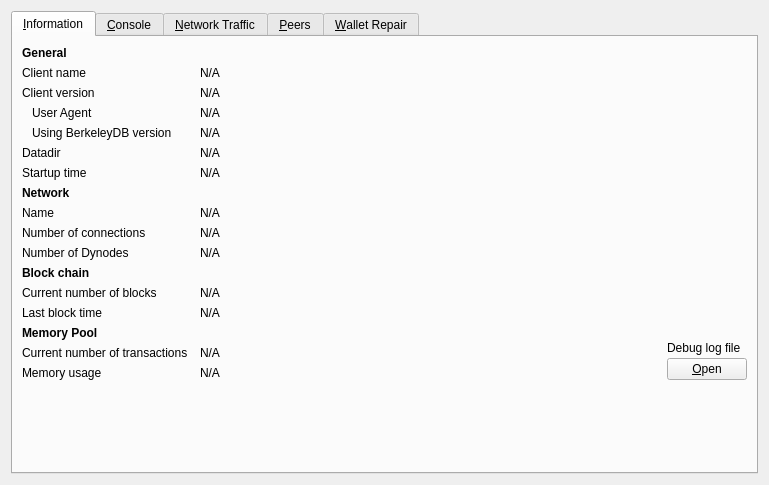
The window that src/qt/forms/rpcconsole.ui (duality-solutions/Dynamic) describes before a commit, drawn with Qt 5.
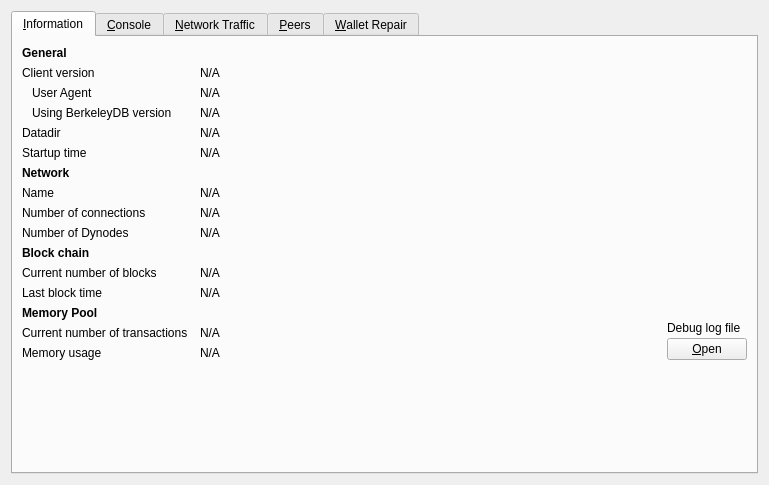
The same window after the commit. Icons and pictures are not drawn. Custom widgets are drawn as their Qt base class.

What changed in the file:
```diff
--- a/src/qt/forms/rpcconsole.ui
+++ b/src/qt/forms/rpcconsole.ui
@@ -45,36 +45,13 @@
         </widget>
        </item>
        <item row="1" column="0">
-        <widget class="QLabel" name="label_5">
-         <property name="text">
-          <string>Client name</string>
-         </property>
-        </widget>
-       </item>
-       <item row="1" column="1" colspan="2">
-        <widget class="QLabel" name="clientName">
-         <property name="cursor">
-          <cursorShape>IBeamCursor</cursorShape>
-         </property>
-         <property name="text">
-          <string>N/A</string>
-         </property>
-         <property name="textFormat">
-          <enum>Qt::PlainText</enum>
-         </property>
-         <property name="textInteractionFlags">
-          <set>Qt::LinksAccessibleByMouse|Qt::TextSelectableByKeyboard|Qt::TextSelectableByMouse</set>
-         </property>
-        </widget>
-       </item>
-       <item row="2" column="0">
         <widget class="QLabel" name="label_6">
          <property name="text">
           <string>Client version</string>
          </property>
         </widget>
        </item>
-       <item row="2" column="1" colspan="2">
+       <item row="1" column="1" colspan="2">
         <widget class="QLabel" name="clientVersion">
          <property name="cursor">
           <cursorShape>IBeamCursor</cursorShape>
@@ -90,7 +67,7 @@
          </property>
         </widget>
        </item>
-       <item row="3" column="0">
+       <item row="2" column="0">
         <widget class="QLabel" name="labelClientUserAgent">
          <property name="text">
           <string>User Agent</string>
@@ -100,7 +77,7 @@
          </property>
         </widget>
        </item>
-       <item row="3" column="1" colspan="2">
+       <item row="2" column="1" colspan="2">
         <widget class="QLabel" name="clientUserAgent">
          <property name="cursor">
           <cursorShape>IBeamCursor</cursorShape>
@@ -116,7 +93,7 @@
          </property>
         </widget>
        </item>
-       <item row="4" column="0">
+       <item row="3" column="0">
         <widget class="QLabel" name="label_berkeleyDBVersion">
          <property name="text">
           <string>Using BerkeleyDB version</string>
@@ -126,7 +103,7 @@
          </property>
         </widget>
        </item>
-       <item row="4" column="1" colspan="2">
+       <item row="3" column="1" colspan="2">
         <widget class="QLabel" name="berkeleyDBVersion">
          <property name="cursor">
           <cursorShape>IBeamCursor</cursorShape>
@@ -142,14 +119,14 @@
          </property>
         </widget>
        </item>
-       <item row="5" column="0">
+       <item row="4" column="0">
         <widget class="QLabel" name="label_12">
          <property name="text">
           <string>Datadir</string>
          </property>
         </widget>
        </item>
-       <item row="5" column="1" colspan="2">
+       <item row="4" column="1" colspan="2">
         <widget class="QLabel" name="dataDir">
          <property name="cursor">
           <cursorShape>IBeamCursor</cursorShape>
@@ -168,14 +145,14 @@
          </property>
         </widget>
        </item>
-       <item row="6" column="0">
+       <item row="5" column="0">
         <widget class="QLabel" name="label_13">
          <property name="text">
           <string>Startup time</string>
          </property>
         </widget>
        </item>
-       <item row="6" column="1" colspan="2">
+       <item row="5" column="1" colspan="2">
         <widget class="QLabel" name="startupTime">
          <property name="cursor">
           <cursorShape>IBeamCursor</cursorShape>
@@ -191,7 +168,7 @@
          </property>
         </widget>
        </item>
-       <item row="7" column="0">
+       <item row="6" column="0">
            <widget class="QLabel" name="labelNetwork">
                <property name="font">
                    <font>
@@ -204,14 +181,14 @@
                </property>
            </widget>
        </item>
-       <item row="8" column="0">
+       <item row="7" column="0">
         <widget class="QLabel" name="label_8">
          <property name="text">
           <string>Name</string>
          </property>
         </widget>
        </item>
-       <item row="8" column="1" colspan="2">
+       <item row="7" column="1" colspan="2">
         <widget class="QLabel" name="networkName">
          <property name="cursor">
           <cursorShape>IBeamCursor</cursorShape>
@@ -227,14 +204,14 @@
          </property>
         </widget>
        </item>
-       <item row="9" column="0">
+       <item row="8" column="0">
         <widget class="QLabel" name="label_7">
          <property name="text">
           <string>Number of connections</string>
          </property>
         </widget>
        </item>
-       <item row="9" column="1" colspan="2">
+       <item row="8" column="1" colspan="2">
         <widget class="QLabel" name="numberOfConnections">
          <property name="cursor">
           <cursorShape>IBeamCursor</cursorShape>
@@ -250,21 +227,21 @@
          </property>
         </widget>
        </item>
-       <item row="10" column="0">
+       <item row="9" column="0">
         <widget class="QLabel" name="dynodeCountLabel">
          <property name="text">
           <string>Number of Dynodes</string>
          </property>
         </widget>
        </item>
-       <item row="10" column="1">
+       <item row="9" column="1">
         <widget class="QLabel" name="dynodeCount">
          <property name="text">
           <string>N/A</string>
          </property>
         </widget>
        </item>
-       <item row="11" column="0">
+       <item row="10" column="0">
         <widget class="QLabel" name="label_10">
          <property name="font">
           <font>
@@ -277,14 +254,14 @@
          </property>
         </widget>
        </item>
-       <item row="12" column="0">
+       <item row="11" column="0">
         <widget class="QLabel" name="label_3">
          <property name="text">
           <string>Current number of blocks</string>
          </property>
         </widget>
        </item>
-       <item row="12" column="1" colspan="2">
+       <item row="11" column="1" colspan="2">
         <widget class="QLabel" name="numberOfBlocks">
          <property name="cursor">
           <cursorShape>IBeamCursor</cursorShape>
@@ -300,14 +277,14 @@
          </property>
         </widget>
        </item>
-       <item row="13" column="0">
+       <item row="12" column="0">
         <widget class="QLabel" name="labelLastBlockTime">
          <property name="text">
           <string>Last block time</string>
          </property>
         </widget>
        </item>
-       <item row="13" column="1" colspan="2">
+       <item row="12" column="1" colspan="2">
         <widget class="QLabel" name="lastBlockTime">
          <property name="cursor">
           <cursorShape>IBeamCursor</cursorShape>
@@ -323,7 +300,7 @@
          </property>
         </widget>
        </item>
-       <item row="14" column="0">
+       <item row="13" column="0">
         <widget class="QLabel" name="labelMempoolTitle">
          <property name="font">
           <font>
@@ -336,14 +313,14 @@
          </property>
         </widget>
        </item>
-       <item row="15" column="0">
+       <item row="14" column="0">
         <widget class="QLabel" name="labelNumberOfTransactions">
          <property name="text">
           <string>Current number of transactions</string>
          </property>
         </widget>
        </item>
-       <item row="15" column="1">
+       <item row="14" column="1">
         <widget class="QLabel" name="mempoolNumberTxs">
          <property name="cursor">
           <cursorShape>IBeamCursor</cursorShape>
@@ -359,14 +336,14 @@
          </property>
         </widget>
        </item>
-       <item row="16" column="0">
+       <item row="15" column="0">
         <widget class="QLabel" name="labelMemoryUsage">
          <property name="text">
           <string>Memory usage</string>
          </property>
         </widget>
        </item>
-       <item row="16" column="1">
+       <item row="15" column="1">
         <widget class="QLabel" name="mempoolSize">
          <property name="cursor">
           <cursorShape>IBeamCursor</cursorShape>
@@ -382,7 +359,7 @@
          </property>
         </widget>
        </item>
-       <item row="14" column="2" rowspan="3">
+       <item row="13" column="2" rowspan="3">
         <layout class="QVBoxLayout" name="verticalLayoutDebugButton">
          <property name="spacing">
           <number>3</number>
@@ -422,7 +399,7 @@
          </item>
         </layout>
        </item>
-       <item row="18" column="0">
+       <item row="17" column="0">
         <spacer name="verticalSpacer">
          <property name="orientation">
           <enum>Qt::Vertical</enum>
```
